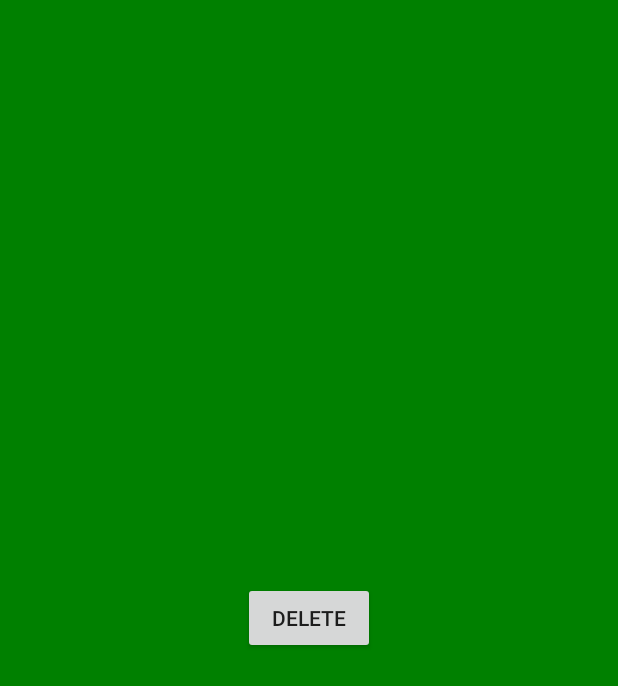
After one commit to Gorboe/DAVE3600-Apputvikling2019, an Android app: the layout activity_pop_up_delete.xml on its own in the app's theme, with its tools: preview values and no code run, on a phone screen of 412 x 824 dp. The commit adds this screen. Shown: the top 686 px of the screen. Run offline under Robolectric (Android 15) with nearby library versions, the phone set to English and light mode, and no system bars.

Commit message:
delete stat, popup delete ++
most of the main functionality is in place. Obviously need to clean up code, fix the layout, design and a proper database.

```diff
--- a/s319482mappe1/app/src/main/AndroidManifest.xml
+++ b/s319482mappe1/app/src/main/AndroidManifest.xml
@@ -9,7 +9,9 @@
         android:roundIcon="@mipmap/ic_launcher_round"
         android:supportsRtl="true"
         android:theme="@style/AppTheme">
-        <activity android:name=".PreferencesActivity"></activity>
+        <activity android:name=".PopUpDeleteActivity"
+                  android:theme="@style/AppTheme.PopUpTheme"></activity>
+        <activity android:name=".PreferencesActivity" />
         <activity android:name=".StatisticsActivity" />
         <activity android:name=".GameActivity" />
         <activity android:name=".MainActivity">
--- a/s319482mappe1/app/src/main/java/gorboe/com/s319482mappe1/GameActivity.java
+++ b/s319482mappe1/app/src/main/java/gorboe/com/s319482mappe1/GameActivity.java
@@ -69,8 +69,6 @@ public class GameActivity extends AppCompatActivity implements View.OnClickListe
     }
 
 
-    //TODO: NUMBER OF RIGHT AND WRONG ANSWERS SHOULD BE SHOWN ON SCREEN AT ALL TIMES
-    //TODO: ADD SAVE STATISTICS OF PREVIOUS GAMES
     //TODO: END GAME BUTTON WITH A NEW DIALOG BOX ASKING IF USER REALLY WANNA END GAME
     //TODO: MSG TO USER IF ALL QUESTIONS USED
     //TODO: LAYOUT!!
--- a/s319482mappe1/app/src/main/java/gorboe/com/s319482mappe1/PreferencesActivity.java
+++ b/s319482mappe1/app/src/main/java/gorboe/com/s319482mappe1/PreferencesActivity.java
@@ -25,7 +25,6 @@ public class PreferencesActivity extends AppCompatActivity {
         btn_10_questions = findViewById(R.id.btn_10_questions);
         btn_25_questions = findViewById(R.id.btn_25_questions);
 
-        //TODO: 5, 10, 25 questions
         //TODO: norwegian, german
 
         btn_5_questions.setOnClickListener(new View.OnClickListener() {
--- /dev/null
+++ b/s319482mappe1/app/src/main/res/layout/activity_pop_up_delete.xml
@@ -0,0 +1,19 @@
+<?xml version="1.0" encoding="utf-8"?>
+<androidx.constraintlayout.widget.ConstraintLayout xmlns:android="http://schemas.android.com/apk/res/android"
+    xmlns:app="http://schemas.android.com/apk/res-auto"
+    xmlns:tools="http://schemas.android.com/tools"
+    android:layout_width="match_parent"
+    android:layout_height="match_parent"
+    android:background="@color/colorGreen"
+    tools:context=".PopUpDeleteActivity">
+
+    <Button
+        android:id="@+id/btn_delete"
+        android:layout_width="wrap_content"
+        android:layout_height="wrap_content"
+        android:text="DELETE"
+        app:layout_constraintBottom_toBottomOf="parent"
+        app:layout_constraintEnd_toEndOf="parent"
+        app:layout_constraintStart_toStartOf="parent"
+        app:layout_constraintTop_toTopOf="parent" />
+</androidx.constraintlayout.widget.ConstraintLayout>
--- a/s319482mappe1/app/src/main/res/values/styles.xml
+++ b/s319482mappe1/app/src/main/res/values/styles.xml
@@ -8,4 +8,9 @@
         <item name="colorAccent">@color/colorAccent</item>
     </style>
 
+    <style name="AppTheme.PopUpTheme" parent="Theme.AppCompat.Light.NoActionBar">
+        <item name="android:windowIsTranslucent">true</item>
+        <item name="android:windowCloseOnTouchOutside">true</item>
+    </style>
+
 </resources>
```
Also changed, not shown: s319482mappe1/app/src/main/java/gorboe/com/s319482mappe1/Database.java (+9 -1 lines), s319482mappe1/app/src/main/java/gorboe/com/s319482mappe1/GameStatistic.java (+10 -1 lines), s319482mappe1/app/src/main/java/gorboe/com/s319482mappe1/PopUpDeleteActivity.java (added, +41 -0 lines), s319482mappe1/app/src/main/java/gorboe/com/s319482mappe1/StatisticsActivity.java (+12 -1 lines), s319482mappe1/app/src/main/res/layout-land/activity_main.xml (added, +43 -0 lines).
